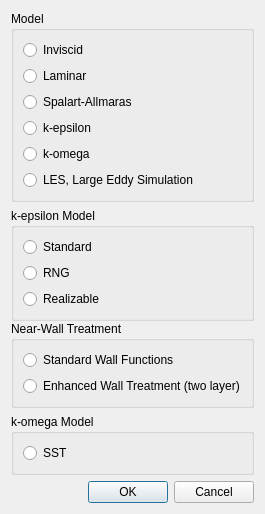
nextfoam/baram, file view/setup/models/turbulence_dialog.ui: the form before one commit.
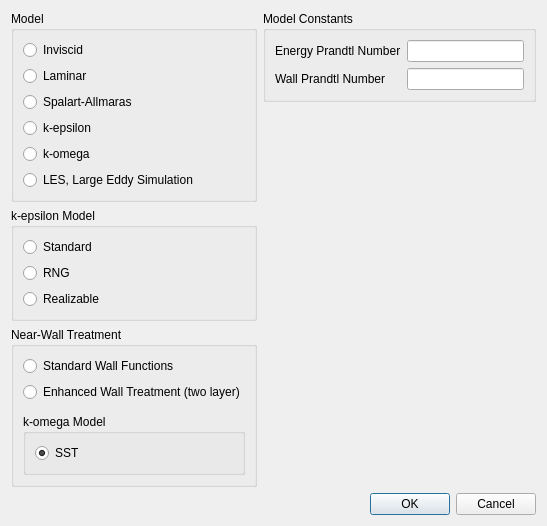
The form after the commit.

Commit message: boundary, cellZones 로딩 기능 추가 boundary 파일 작성 기능 추가 (type 변경 재기록) UI 누락 내용 추가 및 수정 - turbulence model dialog - cell zone dialog dialog - run calculation page 및 db(xsd/xml xpath 상수명 _XPATH로 통일

Diff of the .ui file:
```diff
--- a/view/setup/models/turbulence_dialog.ui
+++ b/view/setup/models/turbulence_dialog.ui
@@ -6,8 +6,8 @@
    <rect>
     <x>0</x>
     <y>0</y>
-    <width>265</width>
-    <height>498</height>
+    <width>547</width>
+    <height>512</height>
    </rect>
   </property>
   <property name="minimumSize">
@@ -21,14 +21,29 @@
   </property>
   <layout class="QVBoxLayout" name="verticalLayout_7">
    <item>
-    <widget class="QWidget" name="modelWidget" native="true">
+    <widget class="QWidget" name="widget_2" native="true">
+     <layout class="QHBoxLayout" name="horizontalLayout">
+      <property name="leftMargin">
+       <number>0</number>
+      </property>
+      <property name="topMargin">
+       <number>0</number>
+      </property>
+      <property name="rightMargin">
+       <number>0</number>
+      </property>
+      <property name="bottomMargin">
+       <number>0</number>
+      </property>
+      <item>
+       <widget class="QWidget" name="widget" native="true">
      <property name="minimumSize">
       <size>
-       <width>0</width>
+          <width>240</width>
        <height>0</height>
       </size>
      </property>
-     <layout class="QVBoxLayout" name="verticalLayout_6">
+        <layout class="QVBoxLayout" name="verticalLayout_8">
       <property name="leftMargin">
        <number>0</number>
       </property>
@@ -111,24 +126,6 @@
        </widget>
       </item>
       <item>
-       <widget class="QWidget" name="kEpsilonModel" native="true">
-        <layout class="QVBoxLayout" name="verticalLayout_5">
-         <property name="spacing">
-          <number>0</number>
-         </property>
-         <property name="leftMargin">
-          <number>0</number>
-         </property>
-         <property name="topMargin">
-          <number>0</number>
-         </property>
-         <property name="rightMargin">
-          <number>0</number>
-         </property>
-         <property name="bottomMargin">
-          <number>0</number>
-         </property>
-         <item>
           <widget class="QGroupBox" name="groupBox_2">
            <property name="title">
             <string>k-epsilon Model</string>
@@ -193,9 +190,45 @@
               </attribute>
              </widget>
             </item>
-           </layout>
-          </widget>
-         </item>
+            <item>
+             <widget class="QWidget" name="modelWidget" native="true">
+              <property name="minimumSize">
+               <size>
+                <width>0</width>
+                <height>0</height>
+               </size>
+              </property>
+              <layout class="QVBoxLayout" name="verticalLayout_6">
+               <property name="leftMargin">
+                <number>0</number>
+               </property>
+               <property name="topMargin">
+                <number>0</number>
+               </property>
+               <property name="rightMargin">
+                <number>0</number>
+               </property>
+               <property name="bottomMargin">
+                <number>0</number>
+               </property>
+               <item>
+                <widget class="QWidget" name="kEpsilonModel" native="true">
+                 <layout class="QVBoxLayout" name="verticalLayout_5">
+                  <property name="spacing">
+                   <number>0</number>
+                  </property>
+                  <property name="leftMargin">
+                   <number>0</number>
+                  </property>
+                  <property name="topMargin">
+                   <number>0</number>
+                  </property>
+                  <property name="rightMargin">
+                   <number>0</number>
+                  </property>
+                  <property name="bottomMargin">
+                   <number>0</number>
+                  </property>
         </layout>
        </widget>
       </item>
@@ -210,7 +243,79 @@
            <property name="text">
             <string>SST</string>
            </property>
-          </widget>
+                    <property name="checked">
+                     <bool>true</bool>
+                    </property>
+                   </widget>
+                  </item>
+                 </layout>
+                </widget>
+               </item>
+              </layout>
+             </widget>
+            </item>
+           </layout>
+          </widget>
+         </item>
+        </layout>
+       </widget>
+      </item>
+      <item>
+       <widget class="QWidget" name="constantsWidget" native="true">
+        <layout class="QVBoxLayout" name="verticalLayout_9">
+         <property name="leftMargin">
+          <number>0</number>
+         </property>
+         <property name="topMargin">
+          <number>0</number>
+         </property>
+         <property name="rightMargin">
+          <number>0</number>
+         </property>
+         <property name="bottomMargin">
+          <number>0</number>
+         </property>
+         <item>
+          <widget class="QGroupBox" name="groupBox_3">
+           <property name="title">
+            <string>Model Constants</string>
+           </property>
+           <layout class="QFormLayout" name="formLayout">
+            <item row="0" column="0">
+             <widget class="QLabel" name="label">
+              <property name="text">
+               <string>Energy Prandtl Number</string>
+              </property>
+             </widget>
+            </item>
+            <item row="0" column="1">
+             <widget class="QLineEdit" name="energyPrandtlNumber"/>
+            </item>
+            <item row="1" column="0">
+             <widget class="QLabel" name="label_2">
+              <property name="text">
+               <string>Wall Prandtl Number</string>
+              </property>
+             </widget>
+            </item>
+            <item row="1" column="1">
+             <widget class="QLineEdit" name="wallPrandtlNumber"/>
+            </item>
+           </layout>
+          </widget>
+         </item>
+         <item>
+          <spacer name="verticalSpacer_2">
+           <property name="orientation">
+            <enum>Qt::Vertical</enum>
+           </property>
+           <property name="sizeHint" stdset="0">
+            <size>
+             <width>20</width>
+             <height>40</height>
+            </size>
+           </property>
+          </spacer>
          </item>
         </layout>
        </widget>
```
Left out of the diff: 2 changed lines with no effect on the pictures. Lines whose indentation alone changed are shown as unchanged. The commit also changes 78 other files.
